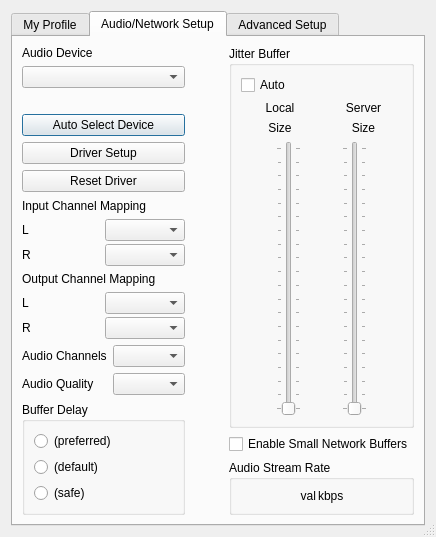
Above: src/clientsettingsdlgbase.ui from jamulussoftware/jamulus before the change. Below: the same form after it.
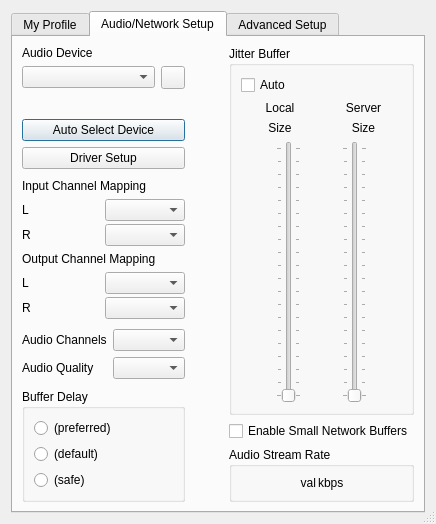
That is the form after the change. Icons and pictures are not drawn. Custom widgets are drawn as their Qt base class.

Commit message: Use an icon for the Reset Driver button

Patch:
```diff
--- a/src/clientsettingsdlgbase.ui
+++ b/src/clientsettingsdlgbase.ui
@@ -337,6 +337,8 @@
             </widget>
            </item>
            <item>
+             <layout class="QHBoxLayout" name="horizontalLayout_Soundcard">
+               <item>
             <widget class="QComboBox" name="cbxSoundcard">
              <property name="sizePolicy">
               <sizepolicy hsizetype="Preferred" vsizetype="Fixed">
@@ -353,6 +355,15 @@
             </widget>
            </item>
            <item>
+                 <widget class="QToolButton" name="butDriverReset">
+                   <property name="toolTip">
+                     <string>Reset Driver</string>
+                   </property>
+                 </widget>
+               </item>
+             </layout>
+           </item>
+           <item>
             <spacer name="verticalSpacer_3">
              <property name="orientation">
               <enum>Qt::Vertical</enum>
@@ -395,13 +406,6 @@
              </property>
             </widget>
            </item>
-           <item>
-            <widget class="QPushButton" name="butDriverReset">
-             <property name="text">
-              <string>Reset Driver</string>
-             </property>
-            </widget>
-           </item>
            <item>
             <spacer name="verticalSpacer_5">
              <property name="orientation">
```
Lines whose indentation alone changed are shown as unchanged. The commit also changes 1 other file.
